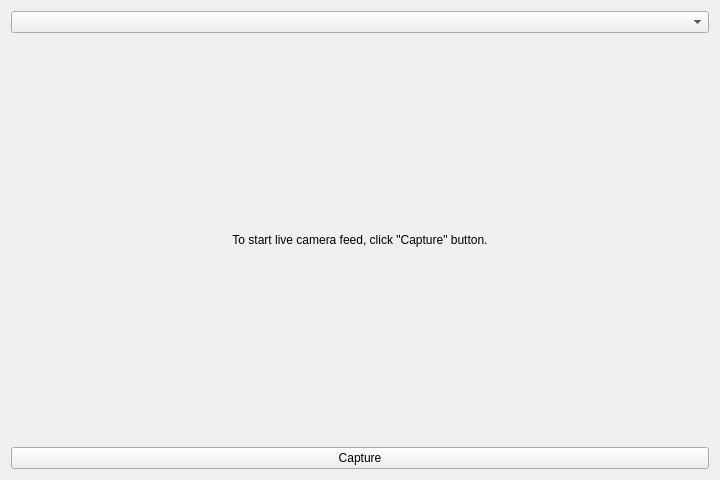
This is dataset_creator.ui in mayanxoni/FaceAttend as Qt 5 draws it before an edit. The edited form follows.
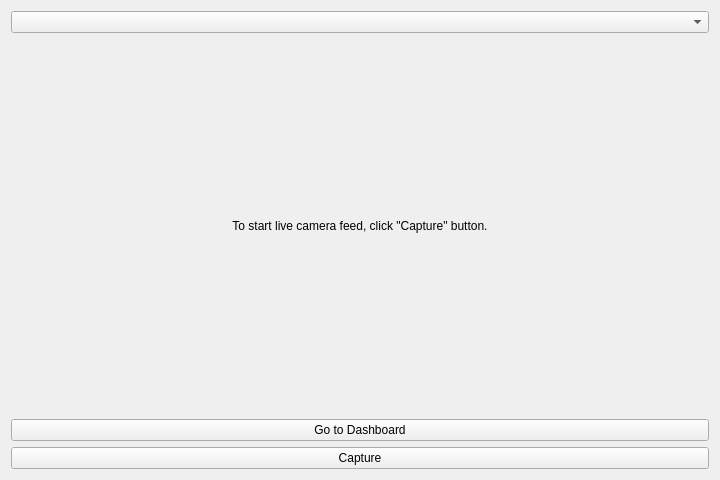
This is the edited form. Icons and pictures are not drawn.

Commit message: Update dataset_creator into working state

```diff
--- a/dataset_creator.ui
+++ b/dataset_creator.ui
@@ -100,6 +100,13 @@
        </property>
       </widget>
      </item>
+     <item>
+      <widget class="QPushButton" name="button_dashboard">
+       <property name="text">
+        <string>Go to Dashboard</string>
+       </property>
+      </widget>
+     </item>
      <item>
       <widget class="QPushButton" name="button_capture">
        <property name="text">
```
Left out of the diff: 2 changed lines with no effect on the pictures. The commit also changes 1 other file.
